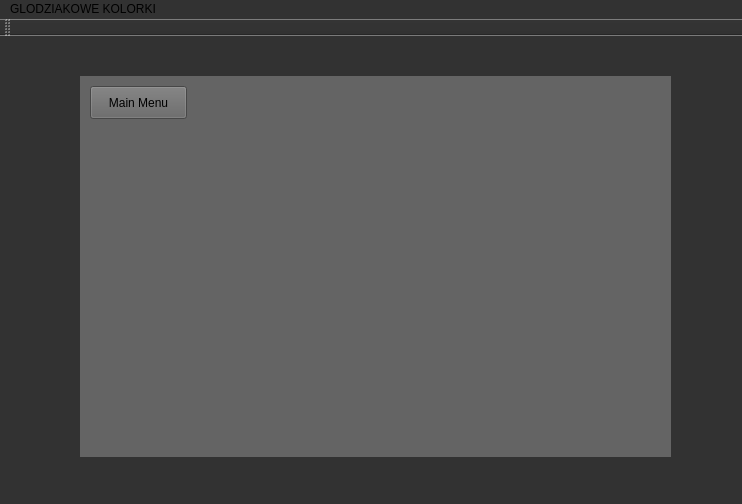
Qt form langapp/mainwindow.ui (rafalbober/QtLanguageApp) before a commit.
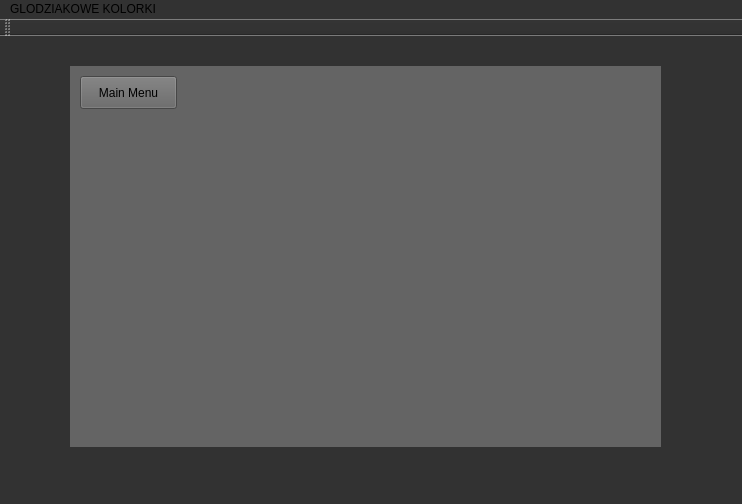
The same form after that commit.

What changed in the file:
```diff
--- a/langapp/mainwindow.ui
+++ b/langapp/mainwindow.ui
@@ -111,8 +111,8 @@
    <widget class="QStackedWidget" name="stackedWidget">
     <property name="geometry">
      <rect>
-      <x>80</x>
-      <y>40</y>
+      <x>70</x>
+      <y>30</y>
       <width>591</width>
       <height>381</height>
      </rect>
```
Left out of the diff: 13 changed lines with no effect on the pictures.
